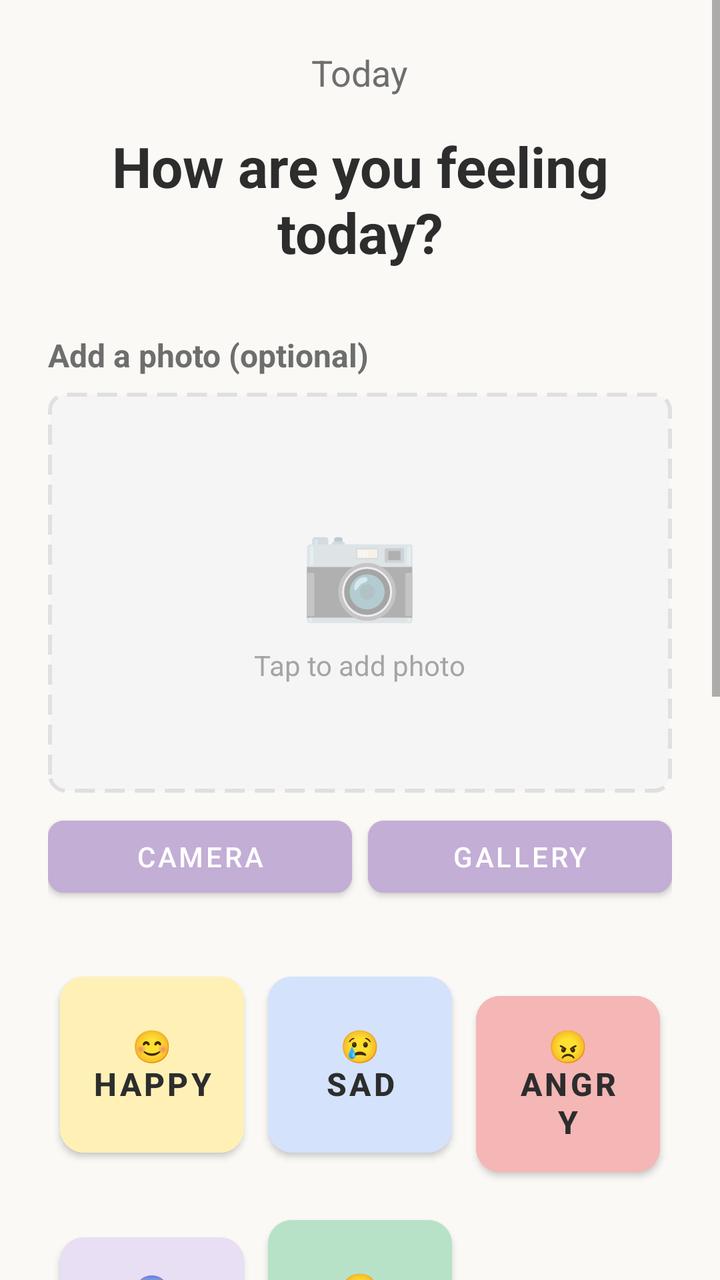
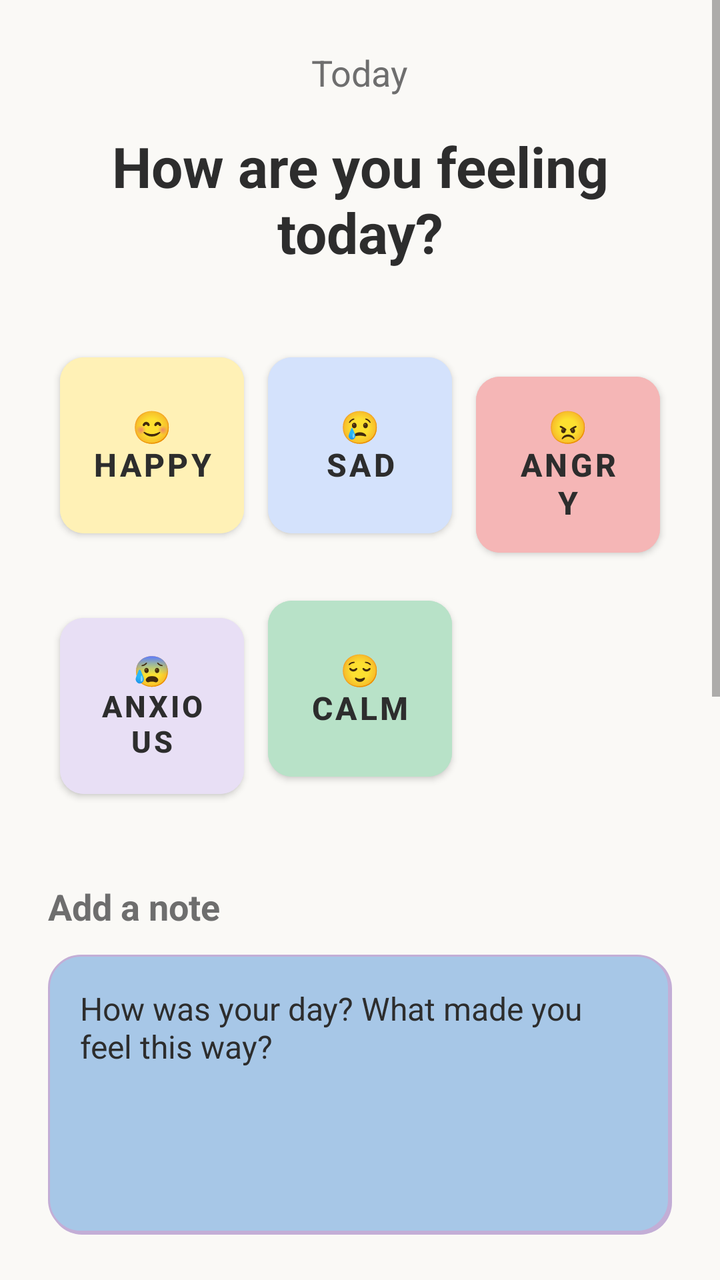

Before-and-after screenshots of an Android layout around one commit, followed by the original layout XML and the change that was made.
<!-- AndroidManifest.xml: application theme Theme.MoodJournal -->
<!-- res/layout/activity_main.xml -->
<?xml version="1.0" encoding="utf-8"?>
<ScrollView xmlns:android="http://schemas.android.com/apk/res/android"
    android:layout_width="match_parent"
    android:layout_height="match_parent"
    xmlns:app="http://schemas.android.com/apk/res-auto"
    android:background="@color/background_ivory">

    <LinearLayout
        android:layout_width="match_parent"
        android:layout_height="wrap_content"
        android:orientation="vertical"
        android:padding="24dp">

        
        <TextView
            android:id="@+id/dateTextView"
            android:layout_width="wrap_content"
            android:layout_height="wrap_content"
            android:text="@string/today"
            android:textSize="18sp"
            android:textColor="@color/text_gray"
            android:layout_gravity="center"
            android:layout_marginBottom="16dp" />

        <TextView
            android:layout_width="wrap_content"
            android:layout_height="wrap_content"
            android:text="@string/feeling"
            android:textSize="28sp"
            android:textColor="@color/text_charcoal"
            android:textStyle="bold"
            android:layout_gravity="center"
            android:textAlignment="center"
            android:layout_marginBottom="32dp" />

        
        <LinearLayout
            android:layout_width="match_parent"
            android:layout_height="wrap_content"
            android:orientation="vertical"
            android:layout_marginBottom="24dp">

            <TextView
                android:layout_width="match_parent"
                android:layout_height="wrap_content"
                android:text="Add a photo (optional)"
                android:textSize="16sp"
                android:textStyle="bold"
                android:textColor="@color/text_gray"
                android:layout_marginBottom="8dp" />

            <FrameLayout
                android:layout_width="match_parent"
                android:layout_height="200dp"
                android:background="@drawable/photo_placeholder_background">

                <ImageView
                    android:id="@+id/photoImageView"
                    android:layout_width="match_parent"
                    android:layout_height="match_parent"
                    android:scaleType="centerCrop"
                    android:visibility="gone" />

                <LinearLayout
                    android:id="@+id/photoPlaceholder"
                    android:layout_width="match_parent"
                    android:layout_height="match_parent"
                    android:orientation="vertical"
                    android:gravity="center"
                    android:background="?attr/selectableItemBackground">

                    <TextView
                        android:layout_width="wrap_content"
                        android:layout_height="wrap_content"
                        android:text="📷"
                        android:textSize="48sp"
                        android:layout_marginBottom="8dp"
                        android:alpha="0.6" />

                    <TextView
                        android:layout_width="wrap_content"
                        android:layout_height="wrap_content"
                        android:text="Tap to add photo"
                        android:textSize="14sp"
                        android:textColor="@color/text_gray"
                        android:alpha="0.6" />

                </LinearLayout>

                <ImageButton
                    android:id="@+id/removePhotoButton"
                    android:layout_width="32dp"
                    android:layout_height="32dp"
                    android:layout_gravity="top|end"
                    android:layout_margin="8dp"
                    android:background="@drawable/circle_background"
                    android:src="@android:drawable/ic_menu_close_clear_cancel"
                    android:visibility="gone"
                    android:contentDescription="Remove photo" />

            </FrameLayout>

            <LinearLayout
                android:layout_width="match_parent"
                android:layout_height="wrap_content"
                android:orientation="horizontal"
                android:layout_marginTop="8dp">

                <com.google.android.material.button.MaterialButton
                    android:id="@+id/cameraButton"
                    android:layout_width="0dp"
                    android:layout_height="wrap_content"
                    android:layout_weight="1"
                    android:text="Camera"
                    android:layout_marginEnd="4dp"
                    android:backgroundTint="@color/accent_lilac"
                    android:textColor="@color/white"
                    app:cornerRadius="8dp" />

                <com.google.android.material.button.MaterialButton
                    android:id="@+id/galleryButton"
                    android:layout_width="0dp"
                    android:layout_height="wrap_content"
                    android:layout_weight="1"
                    android:text="Gallery"
                    android:layout_marginStart="4dp"
                    android:backgroundTint="@color/accent_lilac"
                    android:textColor="@color/white"
                    app:cornerRadius="8dp" />

            </LinearLayout>

        </LinearLayout>

        
        <GridLayout
            android:layout_width="match_parent"
            android:layout_height="wrap_content"
            android:columnCount="3"
            android:rowCount="2"
            android:layout_marginBottom="32dp"
            android:useDefaultMargins="true">

            <com.google.android.material.button.MaterialButton
                android:id="@+id/happyButton"
                android:layout_width="0dp"
                android:layout_height="100dp"
                android:layout_columnWeight="1"
                android:layout_margin="6dp"
                android:text="@string/happy"
                android:textSize="16sp"
                android:textStyle="bold"
                android:backgroundTint="@color/mood_happy"
                android:textColor="@color/text_charcoal"
                android:elevation="4dp"
                app:cornerRadius="12dp" />

            <com.google.android.material.button.MaterialButton
                android:id="@+id/sadButton"
                android:layout_width="0dp"
                android:layout_height="100dp"
                android:layout_columnWeight="1"
                android:layout_margin="6dp"
                android:text="@string/sad"
                android:textSize="16sp"
                android:textStyle="bold"
                android:backgroundTint="@color/mood_sad"
                android:textColor="@color/text_charcoal"
                android:elevation="4dp"
                app:cornerRadius="12dp" />

            <com.google.android.material.button.MaterialButton
                android:id="@+id/angryButton"
                android:layout_width="0dp"
                android:layout_height="100dp"
                android:layout_columnWeight="1"
                android:layout_margin="6dp"
                android:text="@string/angry"
                android:textSize="16sp"
                android:textStyle="bold"
                android:backgroundTint="@color/mood_angry"
                android:textColor="@color/text_charcoal"
                android:elevation="4dp"
                app:cornerRadius="12dp" />

            <com.google.android.material.button.MaterialButton
                android:id="@+id/anxiousButton"
                android:layout_width="0dp"
                android:layout_height="100dp"
                android:layout_columnWeight="1"
                android:layout_margin="6dp"
                android:text="@string/anxious"
                android:textSize="15sp"
                android:textStyle="bold"
                android:backgroundTint="@color/mood_anxious"
                android:textColor="@color/text_charcoal"
                android:elevation="4dp"
                app:cornerRadius="12dp" />

            <com.google.android.material.button.MaterialButton
                android:id="@+id/calmButton"
                android:layout_width="0dp"
                android:layout_height="100dp"
                android:layout_columnWeight="1"
                android:layout_margin="6dp"
                android:text="@string/calm"
                android:textSize="16sp"
                android:textStyle="bold"
                android:backgroundTint="@color/mood_calm"
                android:textColor="@color/text_charcoal"
                android:elevation="4dp"
                app:cornerRadius="12dp" />

        </GridLayout>

        
        <TextView
            android:layout_width="wrap_content"
            android:layout_height="wrap_content"
            android:text="@string/note"
            android:textSize="18sp"
            android:textColor="@color/text_gray"
            android:textStyle="bold"
            android:layout_marginBottom="12dp" />

        <EditText
            android:id="@+id/noteEditText"
            android:layout_width="match_parent"
            android:layout_height="140dp"
            android:hint="@string/day"
            android:gravity="top|start"
            android:background="@drawable/modern_style"
            android:padding="16dp"
            android:textSize="16sp"
            android:textColor="@color/text_charcoal"
            android:textColorHint="@color/text_charcoal"
            android:layout_marginBottom="32dp"
            android:inputType="textMultiLine|textCapSentences"
            android:maxLines="6" />

        
        <com.google.android.material.button.MaterialButton
            android:id="@+id/saveButton"
            android:layout_width="match_parent"
            android:layout_height="56dp"
            android:text="@string/save_mood"
            android:textSize="15sp"
            android:textStyle="bold"
            android:backgroundTint="@color/primary_blue"
            android:textColor="@color/black"
            android:elevation="6dp"
            app:cornerRadius="12dp"
            android:layout_marginBottom="40dp" />

        

        <TextView
            android:layout_width="wrap_content"
            android:layout_height="wrap_content"
            android:layout_marginBottom="16dp"
            android:text="@string/panel"
            android:textColor="@color/text_gray"
            android:textSize="18sp"
            android:textStyle="bold" />

        <LinearLayout
            android:layout_width="match_parent"
            android:layout_height="wrap_content"
            android:orientation="horizontal"
            android:gravity="center">

            <com.google.android.material.button.MaterialButton
                android:id="@+id/historyButton"
                android:layout_width="0dp"
                android:layout_height="48dp"
                android:layout_weight="1"
                android:text="@string/history"
                android:backgroundTint="@color/accent_lilac"
                android:textColor="@color/white"
                android:textStyle="bold"
                android:layout_margin="4dp"
                app:cornerRadius="8dp" />

            <com.google.android.material.button.MaterialButton
                android:id="@+id/settingsButton"
                android:layout_width="0dp"
                android:layout_height="48dp"
                android:layout_weight="1"
                android:text="@string/settings"
                android:backgroundTint="@color/accent_lilac"
                android:textColor="@color/white"
                android:textStyle="bold"
                android:layout_margin="4dp"
                app:cornerRadius="8dp" />

            <com.google.android.material.button.MaterialButton
                android:id="@+id/logoutButton"
                android:layout_width="0dp"
                android:layout_height="48dp"
                android:layout_weight="1"
                android:text="@string/logout"
                android:backgroundTint="@color/text_gray"
                android:textColor="@color/white"
                android:textStyle="bold"
                android:layout_margin="4dp"
                app:cornerRadius="8dp" />

        </LinearLayout>

    </LinearLayout>

</ScrollView>
<!-- resources referenced by this layout -->
<resources>
  <color name="accent_lilac">#C3AED6</color>
  <color name="background_ivory">#FAF9F6</color>
  <color name="black">#FF000000</color>
  <color name="mood_angry">#F5B6B6</color>
  <color name="mood_anxious">#E8DFF5</color>
  <color name="mood_calm">#B8E2C8</color>
  <color name="mood_happy">#FFF1B6</color>
  <color name="mood_sad">#D4E2FC</color>
  <color name="primary_blue">#A7C7E7</color>
  <color name="text_charcoal">#2D2D2D</color>
  <color name="text_gray">#6E6E6E</color>
  <color name="white">#FFFFFFFF</color>
  <!-- drawable circle_background (drawable) -->
  <?xml version="1.0" encoding="utf-8"?>
  <shape xmlns:android="http://schemas.android.com/apk/res/android" android:shape="oval">
      <solid android:color="#80000000" />
  </shape>
  <!-- drawable photo_placeholder_background (drawable) -->
  <?xml version="1.0" encoding="utf-8"?>
  <shape xmlns:android="http://schemas.android.com/apk/res/android">
      <solid android:color="#F5F5F5" />
      <stroke android:width="2dp" android:color="#E0E0E0" android:dashWidth="10dp" android:dashGap="5dp" />
      <corners android:radius="8dp" />
  </shape>
  <string name="angry">😠\nAngry</string>
  <string name="anxious">😰\nAnxious</string>
  <string name="calm">😌\nCalm</string>
  <string name="day">How was your day? What made you feel this way?</string>
  <string name="feeling">How are you feeling today?</string>
  <string name="happy">😊\nHappy</string>
  <string name="history">History</string>
  <string name="logout">Logout</string>
  <string name="note">Add a note</string>
  <string name="panel">User Panel</string>
  <string name="sad">😢\nSad</string>
  <string name="save_mood">Save Mood</string>
  <string name="settings">️Settings</string>
  <string name="today">Today</string>
  <style name="Theme.MoodJournal" parent="Theme.MaterialComponents.DayNight.DarkActionBar">
          
          <item name="colorPrimary">@color/purple_500</item>
          
          <item name="colorPrimaryVariant">@color/purple_700</item>
          <item name="colorOnPrimary">@color/white</item> 
  
          
          <item name="colorSecondary">@color/teal_200</item>
          <item name="colorSecondaryVariant">@color/teal_700</item>
          <item name="colorOnSecondary">@color/black</item> 
  
          
          
          <item name="colorAccent">@color/teal_200</item>
  
          
          <item name="android:statusBarColor" tools:targetApi="l">?attr/colorPrimaryVariant</item>
  
      </style>
  <color name="primary_soft_blue">#A0C4FF</color>
  <color name="purple_500">#FF6200EE</color>
  <color name="purple_700">#FF3700B3</color>
  <color name="teal_200">#FF03DAC5</color>
  <color name="teal_700">#FF018786</color>
  <!-- unchanged entries left out for length: 1 -->
</resources>

<!-- the commit's change to res/layout/activity_main.xml (unified diff, before → after) -->
@@ -40,14 +40,118 @@
             android:orientation="vertical"
             android:layout_marginBottom="24dp">
 
+            <GridLayout
+                android:layout_width="match_parent"
+                android:layout_height="wrap_content"
+                android:layout_marginBottom="32dp"
+                android:columnCount="3"
+                android:rowCount="2"
+                android:useDefaultMargins="true">
+
+                <com.google.android.material.button.MaterialButton
+                    android:id="@+id/happyButton"
+                    android:layout_width="0dp"
+                    android:layout_height="100dp"
+                    android:layout_columnWeight="1"
+                    android:layout_margin="6dp"
+                    android:backgroundTint="@color/mood_happy"
+                    android:elevation="4dp"
+                    android:text="@string/happy"
+                    android:textColor="@color/text_charcoal"
+                    android:textSize="16sp"
+                    android:textStyle="bold"
+                    app:cornerRadius="12dp" />
+
+                <com.google.android.material.button.MaterialButton
+                    android:id="@+id/sadButton"
+                    android:layout_width="0dp"
+                    android:layout_height="100dp"
+                    android:layout_columnWeight="1"
+                    android:layout_margin="6dp"
+                    android:backgroundTint="@color/mood_sad"
+                    android:elevation="4dp"
+                    android:text="@string/sad"
+                    android:textColor="@color/text_charcoal"
+                    android:textSize="16sp"
+                    android:textStyle="bold"
+                    app:cornerRadius="12dp" />
+
+                <com.google.android.material.button.MaterialButton
+                    android:id="@+id/angryButton"
+                    android:layout_width="0dp"
+                    android:layout_height="100dp"
+                    android:layout_columnWeight="1"
+                    android:layout_margin="6dp"
+                    android:backgroundTint="@color/mood_angry"
+                    android:elevation="4dp"
+                    android:text="@string/angry"
+                    android:textColor="@color/text_charcoal"
+                    android:textSize="16sp"
+                    android:textStyle="bold"
+                    app:cornerRadius="12dp" />
+
+                <com.google.android.material.button.MaterialButton
+                    android:id="@+id/anxiousButton"
+                    android:layout_width="0dp"
+                    android:layout_height="100dp"
+                    android:layout_columnWeight="1"
+                    android:layout_margin="6dp"
+                    android:backgroundTint="@color/mood_anxious"
+                    android:elevation="4dp"
+                    android:text="@string/anxious"
+                    android:textColor="@color/text_charcoal"
+                    android:textSize="15sp"
+                    android:textStyle="bold"
+                    app:cornerRadius="12dp" />
+
+                <com.google.android.material.button.MaterialButton
+                    android:id="@+id/calmButton"
+                    android:layout_width="0dp"
+                    android:layout_height="100dp"
+                    android:layout_columnWeight="1"
+                    android:layout_margin="6dp"
+                    android:backgroundTint="@color/mood_calm"
+                    android:elevation="4dp"
+                    android:text="@string/calm"
+                    android:textColor="@color/text_charcoal"
+                    android:textSize="16sp"
+                    android:textStyle="bold"
+                    app:cornerRadius="12dp" />
+
+            </GridLayout>
+
             <TextView
-                android:layout_width="match_parent"
+                android:layout_width="wrap_content"
                 android:layout_height="wrap_content"
+                android:layout_marginBottom="12dp"
+                android:text="@string/note"
+                android:textColor="@color/text_gray"
+                android:textSize="18sp"
+                android:textStyle="bold" />
+
+            <EditText
+                android:id="@+id/noteEditText"
+                android:layout_width="match_parent"
+                android:layout_height="140dp"
+                android:layout_marginBottom="32dp"
+                android:background="@drawable/modern_style"
+                android:gravity="top|start"
+                android:hint="@string/day"
+                android:inputType="textMultiLine|textCapSentences"
+                android:maxLines="6"
+                android:padding="16dp"
+                android:textColor="@color/text_charcoal"
+                android:textColorHint="@color/text_charcoal"
+                android:textSize="16sp" />
+
+            <TextView
+                android:layout_width="match_parent"
+                android:layout_height="wrap_content"
+                android:layout_marginBottom="8dp"
                 android:text="Add a photo (optional)"
+                android:textColor="@color/text_gray"
                 android:textSize="16sp"
-                android:textStyle="bold"
-                android:textColor="@color/text_gray"
-                android:layout_marginBottom="8dp" />
+                android:textStyle="bold" />
 
             <FrameLayout
                 android:layout_width="match_parent"
@@ -133,110 +237,8 @@
         </LinearLayout>
 
         
-        <GridLayout
-            android:layout_width="match_parent"
-            android:layout_height="wrap_content"
-            android:columnCount="3"
-            android:rowCount="2"
-            android:layout_marginBottom="32dp"
-            android:useDefaultMargins="true">
-
-            <com.google.android.material.button.MaterialButton
-                android:id="@+id/happyButton"
-                android:layout_width="0dp"
-                android:layout_height="100dp"
-                android:layout_columnWeight="1"
-                android:layout_margin="6dp"
-                android:text="@string/happy"
-                android:textSize="16sp"
-                android:textStyle="bold"
-                android:backgroundTint="@color/mood_happy"
-                android:textColor="@color/text_charcoal"
-                android:elevation="4dp"
-                app:cornerRadius="12dp" />
-
-            <com.google.android.material.button.MaterialButton
-                android:id="@+id/sadButton"
-                android:layout_width="0dp"
-                android:layout_height="100dp"
-                android:layout_columnWeight="1"
-                android:layout_margin="6dp"
-                android:text="@string/sad"
-                android:textSize="16sp"
-                android:textStyle="bold"
-                android:backgroundTint="@color/mood_sad"
-                android:textColor="@color/text_charcoal"
-                android:elevation="4dp"
-                app:cornerRadius="12dp" />
-
-            <com.google.android.material.button.MaterialButton
-                android:id="@+id/angryButton"
-                android:layout_width="0dp"
-                android:layout_height="100dp"
-                android:layout_columnWeight="1"
-                android:layout_margin="6dp"
-                android:text="@string/angry"
-                android:textSize="16sp"
-                android:textStyle="bold"
-                android:backgroundTint="@color/mood_angry"
-                android:textColor="@color/text_charcoal"
-                android:elevation="4dp"
-                app:cornerRadius="12dp" />
-
-            <com.google.android.material.button.MaterialButton
-                android:id="@+id/anxiousButton"
-                android:layout_width="0dp"
-                android:layout_height="100dp"
-                android:layout_columnWeight="1"
-                android:layout_margin="6dp"
-                android:text="@string/anxious"
-                android:textSize="15sp"
-                android:textStyle="bold"
-                android:backgroundTint="@color/mood_anxious"
-                android:textColor="@color/text_charcoal"
-                android:elevation="4dp"
-                app:cornerRadius="12dp" />
-
-            <com.google.android.material.button.MaterialButton
-                android:id="@+id/calmButton"
-                android:layout_width="0dp"
-                android:layout_height="100dp"
-                android:layout_columnWeight="1"
-                android:layout_margin="6dp"
-                android:text="@string/calm"
-                android:textSize="16sp"
-                android:textStyle="bold"
-                android:backgroundTint="@color/mood_calm"
-                android:textColor="@color/text_charcoal"
-                android:elevation="4dp"
-                app:cornerRadius="12dp" />
-
-        </GridLayout>
-
-        
-        <TextView
-            android:layout_width="wrap_content"
-            android:layout_height="wrap_content"
-            android:text="@string/note"
-            android:textSize="18sp"
-            android:textColor="@color/text_gray"
-            android:textStyle="bold"
-            android:layout_marginBottom="12dp" />
-
-        <EditText
-            android:id="@+id/noteEditText"
-            android:layout_width="match_parent"
-            android:layout_height="140dp"
-            android:hint="@string/day"
-            android:gravity="top|start"
-            android:background="@drawable/modern_style"
-            android:padding="16dp"
-            android:textSize="16sp"
-            android:textColor="@color/text_charcoal"
-            android:textColorHint="@color/text_charcoal"
-            android:layout_marginBottom="32dp"
-            android:inputType="textMultiLine|textCapSentences"
-            android:maxLines="6" />
+
+        
 
         
         <com.google.android.material.button.MaterialButton
